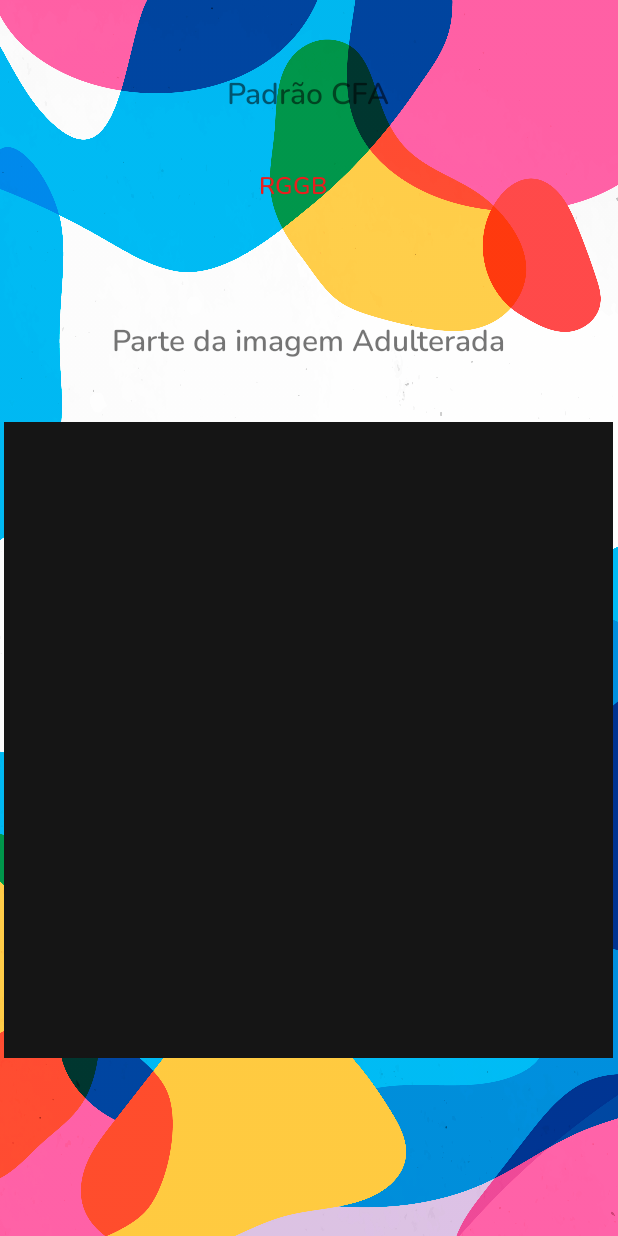
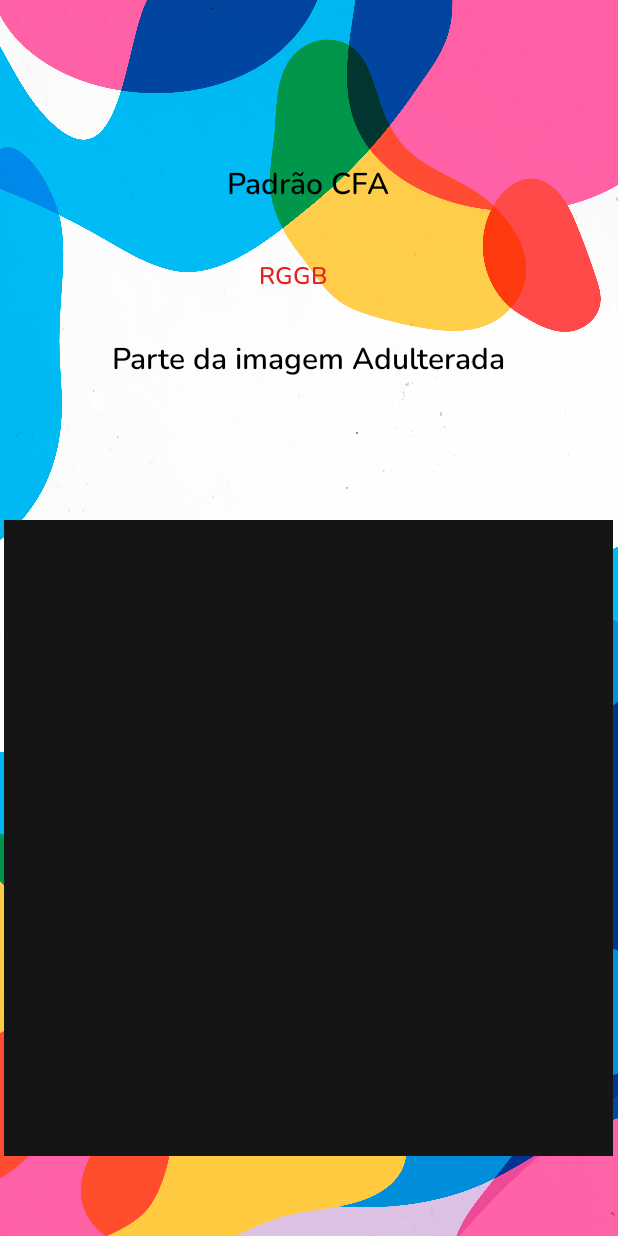
Before and after one commit to anabellon/analisadorcfa, an Android app: the ThirdActivity screen opened directly, with no data from a screen before it, on a phone screen of 412 x 824 dp. Run offline under Robolectric (Android 15) with nearby library versions, the light colour scheme and no system bars; 11 statements that could not run were skipped.

Commit message:
Correção de Design

```diff
--- a/app/src/main/res/layout/activity_third.xml
+++ b/app/src/main/res/layout/activity_third.xml
@@ -11,9 +11,10 @@
         android:id="@+id/textView"
         android:layout_width="wrap_content"
         android:layout_height="wrap_content"
-        android:layout_marginTop="48dp"
+        android:layout_marginTop="108dp"
         android:text="Padrão CFA"
         android:fontFamily="@font/nunito_semibold"
+        android:textColor="#000000"
         android:textSize="20sp"
         android:textStyle="bold"
         app:layout_constraintEnd_toEndOf="parent"
@@ -39,9 +40,10 @@
         android:id="@+id/textView3"
         android:layout_width="wrap_content"
         android:layout_height="wrap_content"
-        android:layout_marginTop="76dp"
+        android:layout_marginTop="28dp"
         android:text="Parte da imagem Adulterada"
         android:fontFamily="@font/nunito_semibold"
+        android:textColor="#000000"
         android:textSize="20sp"
         android:textStyle="bold"
         app:layout_constraintEnd_toEndOf="parent"
@@ -54,6 +56,7 @@
         android:layout_height="424dp"
         android:layout_marginTop="40dp"
         android:background="#151515"
+        app:layout_constraintBottom_toBottomOf="parent"
         app:layout_constraintEnd_toEndOf="parent"
         app:layout_constraintHorizontal_bias="0.4"
         app:layout_constraintStart_toStartOf="parent"
```
